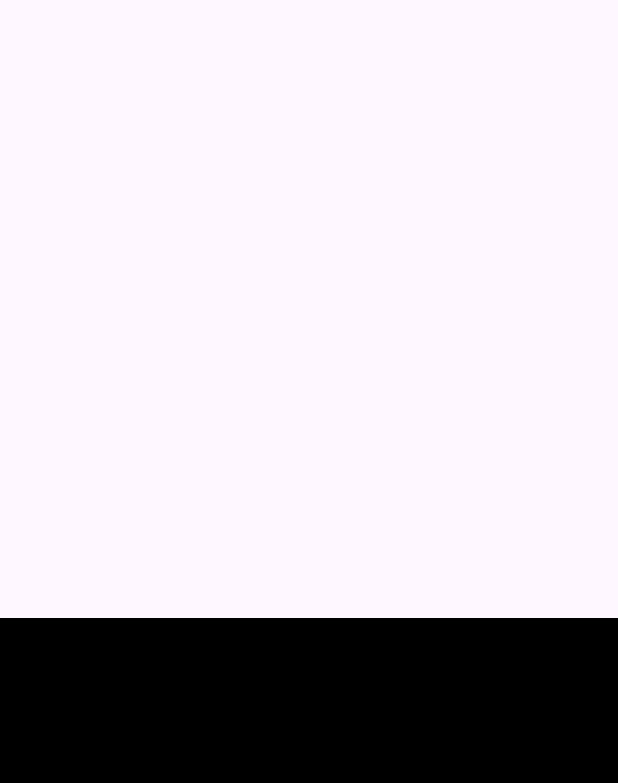
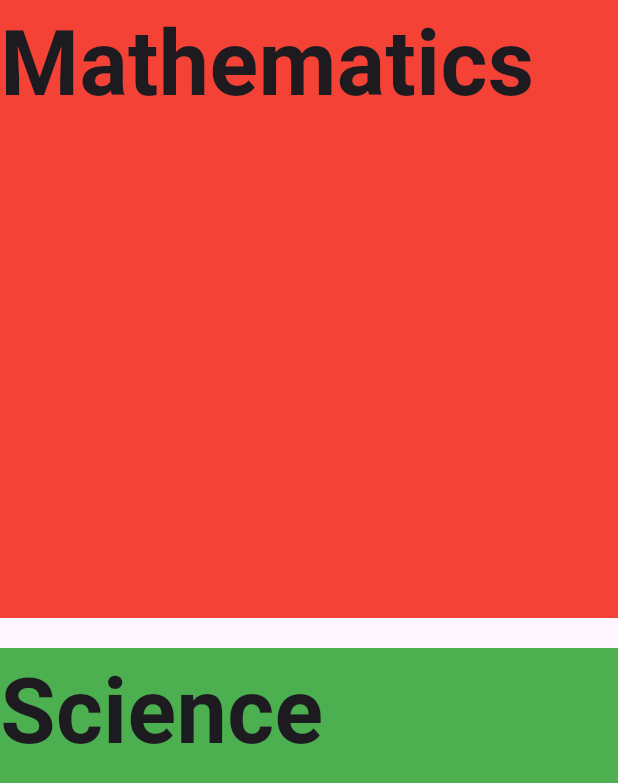
Before and after one commit to L2530L/flash_card, a Flutter app: the screen it shows after launch, on a phone screen of 412 x 824 dp. Shown: the top 783 px of the screen. Run offline on Flutter 3.47's test engine with Material 3 defaults, Android fonts, the phone set to English and light mode, and no system bars; our stand-ins replace flip_card.

Commit message:
Do the select

```diff
--- a/lib/main.dart
+++ b/lib/main.dart
@@ -1,6 +1,6 @@
 import 'package:flash_card/pages/card_select.dart';
 import 'package:flash_card/pages/home.dart';
-import 'package:flash_card/pages/card_select.dart';
+
 import 'package:flutter/material.dart';
 
 void main() {
--- a/lib/pages/card_select.dart
+++ b/lib/pages/card_select.dart
@@ -1,25 +1,85 @@
 import 'package:flash_card/pages/home.dart';
 import 'package:flutter/material.dart';
 import 'package:flutter/widgets.dart';
+
+import '../components/card.dart';
 
 class MainPage extends StatelessWidget {
   const MainPage({super.key});
 
   @override
   Widget build(BuildContext context) {
+    List<FlashCard> decks = [
+      FlashCard(
+        frontText: "1+0",
+        backText: "1",
+        controller: flipControl,
+      ),
+      FlashCard(
+        frontText: "1+1",
+        backText: "2",
+        controller: flipControl,
+      ),
+      FlashCard(
+        frontText: "2+1",
+        backText: "3",
+        controller: flipControl,
+      ),
+      FlashCard(
+        frontText: "3x3",
+        backText: "9",
+        controller: flipControl,
+      ),
+    ];
+
+    List<FlashCard> science = [
+      FlashCard(
+        frontText: "Powerhouse of the cell",
+        backText: "Mitochondria",
+        controller: flipControl,
+      ),
+      FlashCard(
+        frontText: "Which blood type is the rarest in humans?",
+        backText: "AB Negative",
+        controller: flipControl,
+      ),
+      FlashCard(
+        frontText: "What is the only planet that spins clockwise?",
+        backText: "Venus",
+        controller: flipControl,
+      ),
+      FlashCard(
+        frontText: "Bees are not present in which continent?",
+        backText: "Antarctica",
+        controller: flipControl,
+      ),
+    ];
+
     return Scaffold(
         body: GridView.count(
+      mainAxisSpacing: 20,
       crossAxisCount: 1,
       children: [
         Container(
-          color: Colors.amber,
           child: Material(
+            color: Colors.red,
             child: InkWell(
+              child: Text(
+                'Mathematics',
+                style: TextStyle(
+                  fontSize: 60,
+                  fontWeight: FontWeight.bold
+                ),
+              ),
               onTap: () {
                 Navigator.push(
-    context,
-    MaterialPageRoute(builder: (context) => const HomePage()),
-  );
+                  context,
+                  MaterialPageRoute(
+                    builder: (context) => HomePage(
+                      deck: decks,
+                    ),
+                  ),
+                );
               },
             ),
           ),
@@ -27,10 +87,28 @@ class MainPage extends StatelessWidget {
 
         //Container
         Container(
-          color: Colors.black,
-        ),
-        Container(
-          color: Colors.blue,
+          child: Material(
+            color: Colors.green,
+            child: InkWell(
+              child: Text(
+                'Science',
+                style: TextStyle(
+                  fontSize: 60,
+                  fontWeight: FontWeight.bold
+                ),
+              ),
+              onTap: () {
+                Navigator.push(
+                  context,
+                  MaterialPageRoute(
+                    builder: (context) => HomePage(
+                      deck: science,
+                    ),
+                  ),
+                );
+              },
+            ),
+          ),
         ),
       ],
     ));
--- a/pubspec.yaml
+++ b/pubspec.yaml
@@ -21,5 +21,3 @@ dev_dependencies:
 
 flutter:
   uses-material-design: true
-  assets:
-  - lib/assets/cardimage.jpg
```
Also changed, not shown: lib/pages/home.dart (+10 -28 lines).
